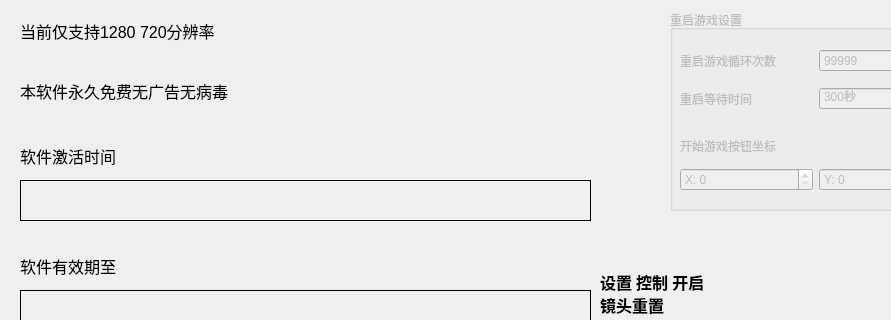
Old version of the form generalpanel.ui in the repository A-SunsetMkt-Forks/wuwaBackendTool; both pictures show x 0 to 891 and y 0 to 320 of the 997 by 497 pixel window.
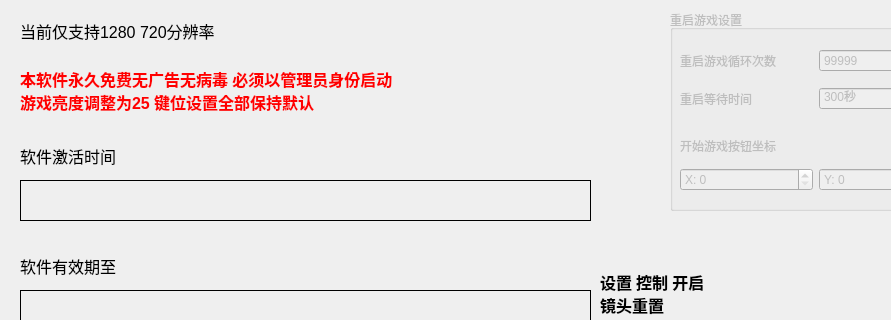
New version of the form.

Commit message: 重启游戏 进入游戏图标支持1280 720    1024768 两种

```diff
--- a/generalpanel.ui
+++ b/generalpanel.ui
@@ -174,10 +174,19 @@
    <property name="font">
     <font>
      <pointsize>12</pointsize>
+     <weight>75</weight>
+     <bold>true</bold>
     </font>
    </property>
+   <property name="styleSheet">
+    <string notr="true">QLabel#label_7 {
+    color: red;
+    font-weight: bold;
+}</string>
+   </property>
    <property name="text">
-    <string>本软件永久免费无广告无病毒</string>
+    <string>本软件永久免费无广告无病毒 必须以管理员身份启动
+游戏亮度调整为25 键位设置全部保持默认</string>
    </property>
   </widget>
   <widget class="QLabel" name="label_8">
```
The commit also changes 4 other files.
